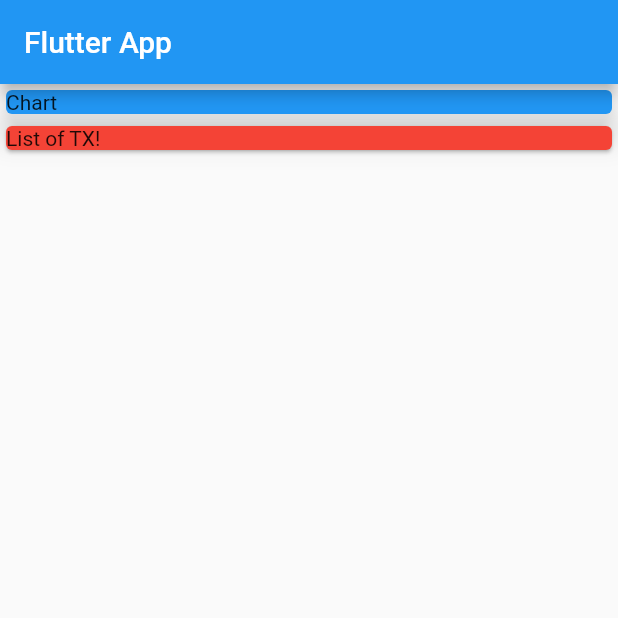
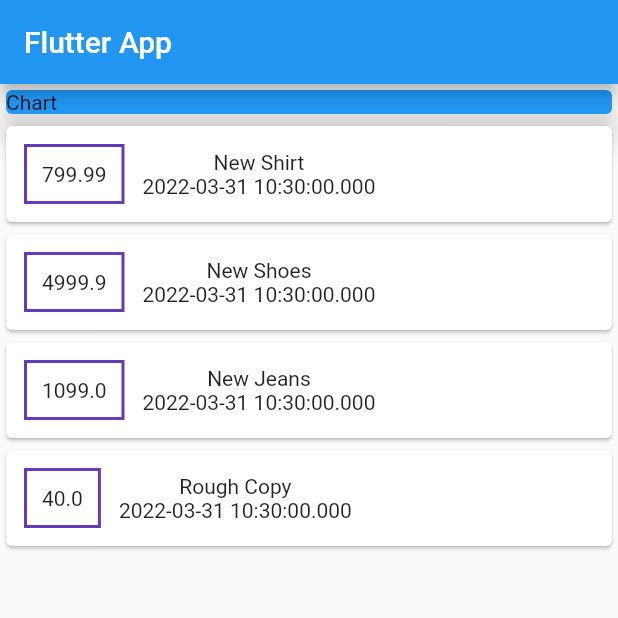
Before and after one commit to shreyashroars/expense_manager, a Flutter app: the screen it shows after launch, on a phone screen of 412 x 824 dp, the top half of it. Run offline on Flutter 3.47's test engine with Material 2 defaults, Android fonts, the phone set to English and light mode, and no system bars.

Commit message:
defining widgets inside containers

```diff
--- a/lib/main.dart
+++ b/lib/main.dart
@@ -1,3 +1,4 @@
+import './transaction.dart';
 import 'package:flutter/material.dart';
 
 void main() => runApp(MyApp());
@@ -15,6 +16,35 @@ class MyApp extends StatelessWidget {
 
 // ignore: use_key_in_widget_constructors
 class MyHomePage extends StatelessWidget {
+  //creating an empty list of type Transaction
+
+  final List<Transaction> transactions = [
+    Transaction(
+      id: 'r1',
+      title: 'New Shirt',
+      amount: 799.99,
+      date: DateTime.now(),
+    ),
+    Transaction(
+      id: 'r2',
+      title: 'New Shoes',
+      amount: 4999.90,
+      date: DateTime.now(),
+    ),
+    Transaction(
+      id: 'r3',
+      title: 'New Jeans',
+      amount: 1099.00,
+      date: DateTime.now(),
+    ),
+    Transaction(
+      id: 'r4',
+      title: 'Rough Copy',
+      amount: 40.00,
+      date: DateTime.now(),
+    )
+  ];
+
   @override
   Widget build(BuildContext context) {
     return Scaffold(
@@ -34,11 +64,33 @@ class MyHomePage extends StatelessWidget {
                   elevation: 8,
                 ),
               ),
-            const Card(
-              child: Text('List of TX!'),
-              color: Colors.red,
+              Column(
+                children: transactions.map((tx) {
+                  return Card(
+                    child: Row(
+                      children: [
+                        Container(
+                          margin: EdgeInsets.symmetric(
+                              vertical: 12, horizontal: 12),
+                          decoration: BoxDecoration(
+                              border: Border.all(
+                            color: Colors.deepPurple,
+                            width: 2,
+                          )),
+                          padding: EdgeInsets.all(10),
+                          child: Text(tx.amount.toString()),
+                        ),
+                        Column(
+                          children: [
+                            Text(tx.title),
+                            Text(tx.date.toString()),
+                          ],
                         )
                       ],
-        ));
+                    ),
+                  );
+                }).toList(),
+              )
+            ]));
   }
 }
--- /dev/null
+++ b/lib/transaction.dart
@@ -0,0 +1,15 @@
+//This class is not a widget rather a  user defined data type for our transaction.
+import 'package:flutter/foundation.dart';
+
+class Transaction {
+  String id;
+  String title;
+  double amount;
+  DateTime date;
+  Transaction({
+    @required this.id,
+    @required this.title,
+    @required this.amount,
+    @required this.date,
+  });
+}
```
Lines whose indentation alone changed are shown as unchanged.
